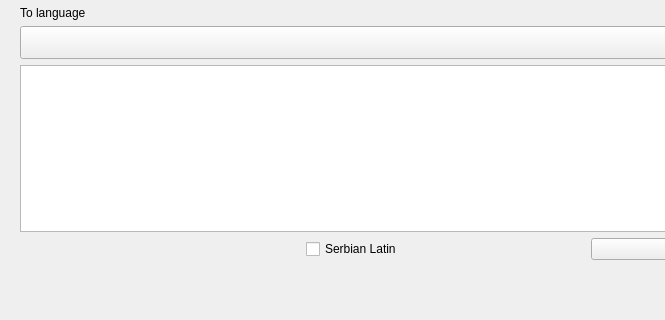
Old version of the form data/app/designer/translate.ui in the repository dsoftn/my_journal; both pictures show x 0 to 665 and y 341 to 661 of the 915 by 661 pixel window.
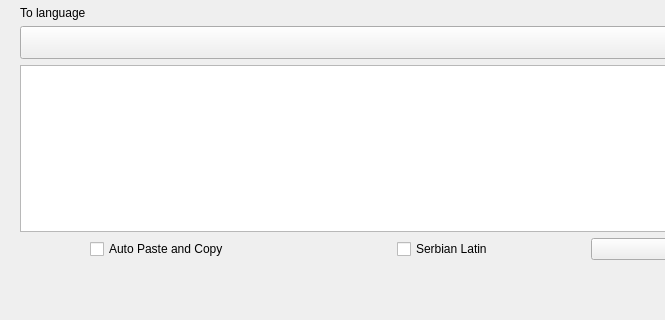
New version of the form.

Patch:
```diff
--- a/data/app/designer/translate.ui
+++ b/data/app/designer/translate.ui
@@ -131,13 +131,20 @@
       </property>
      </widget>
     </item>
-    <item row="8" column="1">
+    <item row="8" column="1" alignment="Qt::AlignHCenter">
      <widget class="QCheckBox" name="chk_latin">
       <property name="text">
        <string>Serbian Latin</string>
       </property>
      </widget>
     </item>
+    <item row="8" column="0" alignment="Qt::AlignHCenter">
+     <widget class="QCheckBox" name="chk_auto_paste_and_copy">
+      <property name="text">
+       <string>Auto Paste and Copy</string>
+      </property>
+     </widget>
+    </item>
    </layout>
   </widget>
  </widget>
```
